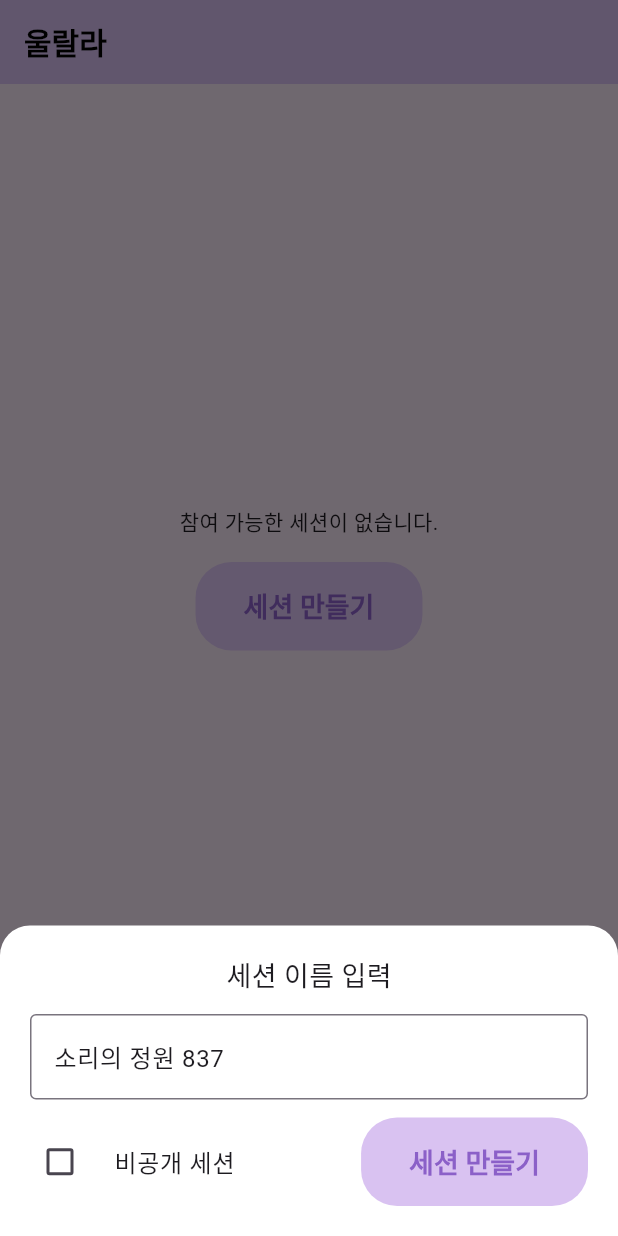
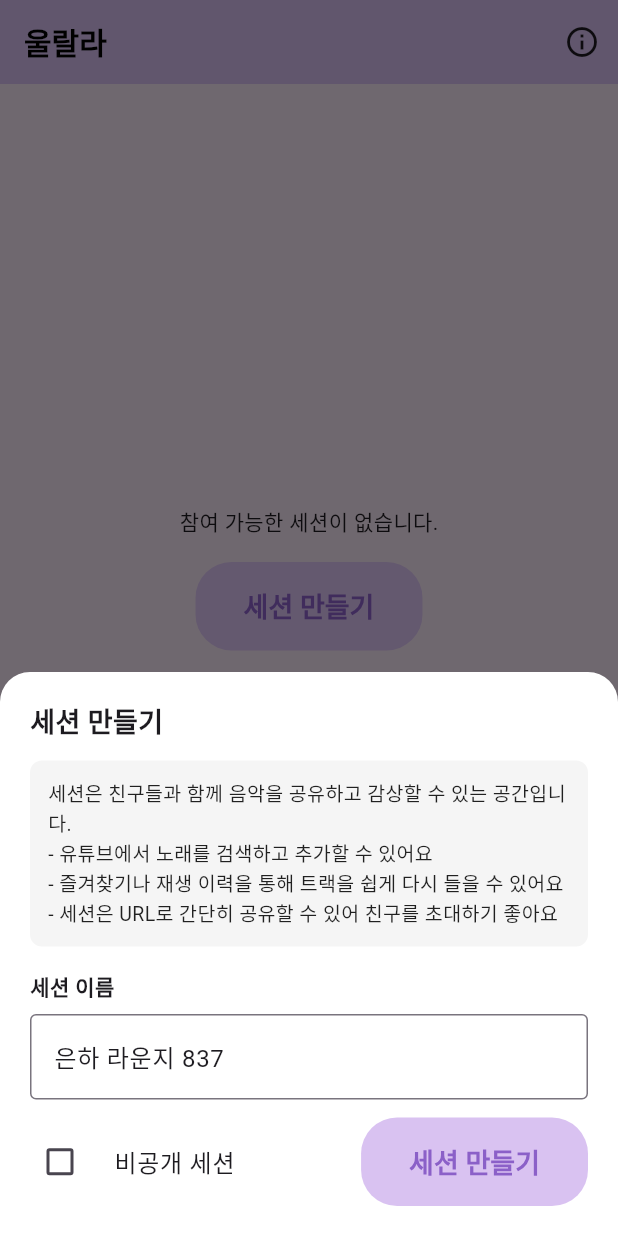
Before and after one commit to idlepoe/ulala_now2, a Flutter app: the screen it shows after launch, after a tap on "세션 만들기", on a phone screen of 412 x 824 dp. Run offline on Flutter 3.47's test engine with Material 3 defaults, Android fonts, the phone set to English and light mode, and no system bars; our stand-ins replace cached_network_image, cloud_firestore, dio, firebase_auth, firebase_core, firebase_storage and 11 more; missing offline and left inert: flutter_web_frame; accounts and stored records are empty; network calls fail; Roboto replaces fonts that are missing (MapoGoldenPier).

Commit message:
중간 저장

```diff
--- a/lib/app/modules/home/controllers/home_controller.dart
+++ b/lib/app/modules/home/controllers/home_controller.dart
@@ -27,7 +27,7 @@ class HomeController extends GetxController {
     isLoading.value = false;
   }
 
-  void joinSession(String sessionId) async {
+  Future<void> joinSession(String sessionId) async {
     try {
       await ApiService.joinSession(sessionId);
 
@@ -45,16 +45,16 @@ class HomeController extends GetxController {
   void openCreateSessionSheet(BuildContext context) {
     final random = Random();
     final names = [
-      "소리의 정원",
-      "감성 창고",
-      "리듬의 거리",
-      "음악의 다락방",
-      "재즈 카페",
-      "사운드 라운지",
-      "밤의 옥상",
-      "쉼표 정류장",
-      "멜로디 서재",
-      "비트 극장",
+      "은하 라운지",
+      "코스믹 스테이션",
+      "별빛 오페라",
+      "달빛 극장",
+      "우주 주파수",
+      "타임캡슐 채널",
+      "별의 회랑",
+      "드림 오케스트라",
+      "성운 카페",
+      "미드나잇 리듬",
     ];
     final name = names[random.nextInt(names.length)];
     final number = 100 + random.nextInt(900); // 100~999
@@ -72,20 +72,45 @@ class HomeController extends GetxController {
         ),
         child: Column(
           mainAxisSize: MainAxisSize.min,
+          crossAxisAlignment: CrossAxisAlignment.start,
           children: [
-            const Text('세션 이름 입력', style: TextStyle(fontSize: 18)),
+            const Text(
+              '세션 만들기',
+              style: TextStyle(fontSize: 18, fontWeight: FontWeight.bold),
+            ),
             const SizedBox(height: 12),
+
+            // 🔹 회색 안내 박스
+            Container(
+              padding: const EdgeInsets.all(12),
+              decoration: BoxDecoration(
+                color: Colors.grey.shade100,
+                borderRadius: BorderRadius.circular(8),
+              ),
+              child: const Text(
+                '세션은 친구들과 함께 음악을 공유하고 감상할 수 있는 공간입니다.\n'
+                '- 유튜브에서 노래를 검색하고 추가할 수 있어요\n'
+                '- 즐겨찾기나 재생 이력을 통해 트랙을 쉽게 다시 들을 수 있어요\n'
+                '- 세션은 URL로 간단히 공유할 수 있어 친구를 초대하기 좋아요',
+                style: TextStyle(fontSize: 13, color: Colors.black87),
+              ),
+            ),
+
+            const SizedBox(height: 16),
+
+            const Text('세션 이름', style: TextStyle(fontWeight: FontWeight.bold)),
+            const SizedBox(height: 8),
             TextField(
               controller: controller,
               decoration: const InputDecoration(
                 border: OutlineInputBorder(),
-                hintText: '세션 이름을 입력하세요',
+                hintText: '예: 별빛 오페라, 성운 라운지...',
               ),
             ),
+
             const SizedBox(height: 12),
             Row(
               children: [
-                // 체크박스 + 텍스트
                 Expanded(
                   child: Obx(
                     () => CheckboxListTile(
@@ -99,7 +124,6 @@ class HomeController extends GetxController {
                     ),
                   ),
                 ),
-
                 ElevatedButton(
                   onPressed: () async {
                     try {
@@ -113,7 +137,7 @@ class HomeController extends GetxController {
                         isPrivate: isPrivate.value,
                       );
 
-                      joinSession(session.id);
+                      await joinSession(session.id);
                     } catch (e) {
                       logger.e(e);
                     } finally {
--- a/lib/app/modules/home/views/home_view.dart
+++ b/lib/app/modules/home/views/home_view.dart
@@ -7,6 +7,7 @@ import '../../../data/utils/logger.dart';
 import 'package:cached_network_image/cached_network_image.dart';
 
 import '../../session/widgets/session_loading_view.dart';
+import '../widgets/AppInfoDialog.dart';
 
 class HomeView extends GetView<HomeController> {
   const HomeView({super.key});
@@ -19,28 +20,16 @@ class HomeView extends GetView<HomeController> {
       appBar: AppBar(
         title: const Text('울랄라'),
         actions: [
-          if (user?.photoURL != null)
-            Padding(
-              padding: const EdgeInsets.only(right: 12),
-              child: CachedNetworkImage(
-                imageUrl: user!.photoURL!,
-                imageBuilder:
-                    (context, imageProvider) => CircleAvatar(
-                      radius: 16,
-                      backgroundImage: imageProvider,
-                    ),
-                placeholder:
-                    (_, __) => const CircleAvatar(
-                      radius: 16,
-                      child: CircularProgressIndicator(strokeWidth: 2),
-                    ),
-                errorWidget:
-                    (_, __, ___) => const CircleAvatar(
-                      radius: 16,
-                      child: Icon(Icons.person),
-                    ),
-              ),
-            ),
+          IconButton(
+            icon: const Icon(Icons.info_outline),
+            tooltip: '앱 소개',
+            onPressed: () {
+              showDialog(
+                context: context,
+                builder: (_) => const AppInfoDialog(),
+              );
+            },
+          ),
         ],
       ),
       body: Obx(() {
--- /dev/null
+++ b/lib/app/modules/home/widgets/AppInfoDialog.dart
@@ -0,0 +1,26 @@
+import 'package:flutter/material.dart';
+
+class AppInfoDialog extends StatelessWidget {
+  const AppInfoDialog({super.key});
+
+  @override
+  Widget build(BuildContext context) {
+    return AlertDialog(
+      title: const Text('울랄라란?'),
+      content: const Text(
+        '울랄라는 함께 음악을 공유하고 감상하는 세션 기반 음악 앱입니다.\n\n'
+            '- 누구나 세션을 만들고 초대할 수 있어요.\n'
+            '- YouTube에서 좋아하는 음악을 검색해 트랙으로 추가하고,\n'
+            '- 참가자들과 함께 플레이리스트를 만들 수 있어요.\n'
+            '- 건너뛰기 기능, 즐겨찾기, 재생 이력 기능도 제공됩니다.\n\n'
+            '친구들과 함께하는 실시간 음악 감상, 울랄라로 시작해보세요!',
+      ),
+      actions: [
+        TextButton(
+          onPressed: () => Navigator.pop(context),
+          child: const Text('닫기'),
+        ),
+      ],
+    );
+  }
+}
--- a/lib/app/modules/session/controllers/chat_controller.dart
+++ b/lib/app/modules/session/controllers/chat_controller.dart
@@ -8,6 +8,7 @@ import '../../../data/models/chat_message.dart';
 
 class ChatController extends GetxController {
   final inputController = TextEditingController();
+  final focusNode = FocusNode(); // ✅ 추가
 
   Stream<List<ChatMessage>> getChatStream(String sessionId) {
     return FirebaseFirestore.instance
@@ -17,6 +18,11 @@ class ChatController extends GetxController {
         .map((snapshot) => snapshot.docs
         .map((doc) => ChatMessage.fromJson(doc.data()))
         .toList());
+  }
+
+  @override
+  void onReady() {
+    super.onReady();
   }
 
   Future<void> sendMessage(String sessionId, String senderName) async {
--- a/lib/app/modules/session/controllers/session_controller.dart
+++ b/lib/app/modules/session/controllers/session_controller.dart
@@ -496,4 +496,14 @@ class SessionController extends GetxController {
       Get.snackbar('오류', '세션 나가기 중 문제가 발생했습니다.');
     }
   }
+
+  final noTrackMessages = [
+    "지금은 무음 모드입니다. 첫 번째 트랙을 추가해보세요 🎶",
+    "우주가 고요합니다... 첫 음악을 울려 퍼지게 해주세요 🌌",
+    "스피커가 심심해하고 있어요. 들려줄 노래가 필요해요!",
+    "별빛이 고요하네요... 누군가 음악을 틀어줄 시간이에요.",
+    "은하수에 음악이 비었어요. 첫 곡을 채워주세요 ⭐",
+    "지금은 정적 타임... 음악 한 곡 어때요?",
+  ];
+
 }
--- a/lib/app/modules/session/widgets/upcoming_track_tile.dart
+++ b/lib/app/modules/session/widgets/upcoming_track_tile.dart
@@ -1,5 +1,6 @@
 import 'package:cached_network_image/cached_network_image.dart';
 import 'package:flutter/cupertino.dart';
+import 'package:flutter/foundation.dart';
 import 'package:flutter/material.dart';
 import 'package:get/get.dart';
 import 'package:get/get_core/src/get_main.dart';
@@ -40,7 +41,7 @@ class UpcomingTrackTile extends StatelessWidget {
           ),
           leading: CachedNetworkImage(
             imageUrl: track.thumbnail,
-            width: Get.width / 5,
+            width: kIsWeb ? 95.0 : (Get.width / 5),
             fit: BoxFit.cover,
           ),
           title: Text(
```
Also changed, not shown: lib/app/modules/session/views/session_player_view.dart (+26 -9 lines), lib/app/modules/session/widgets/chat_bottom_sheet.dart (+20 -0 lines), lib/app/modules/session/widgets/track_tile.dart (+6 -2 lines), firebase.json, 5 other files.
